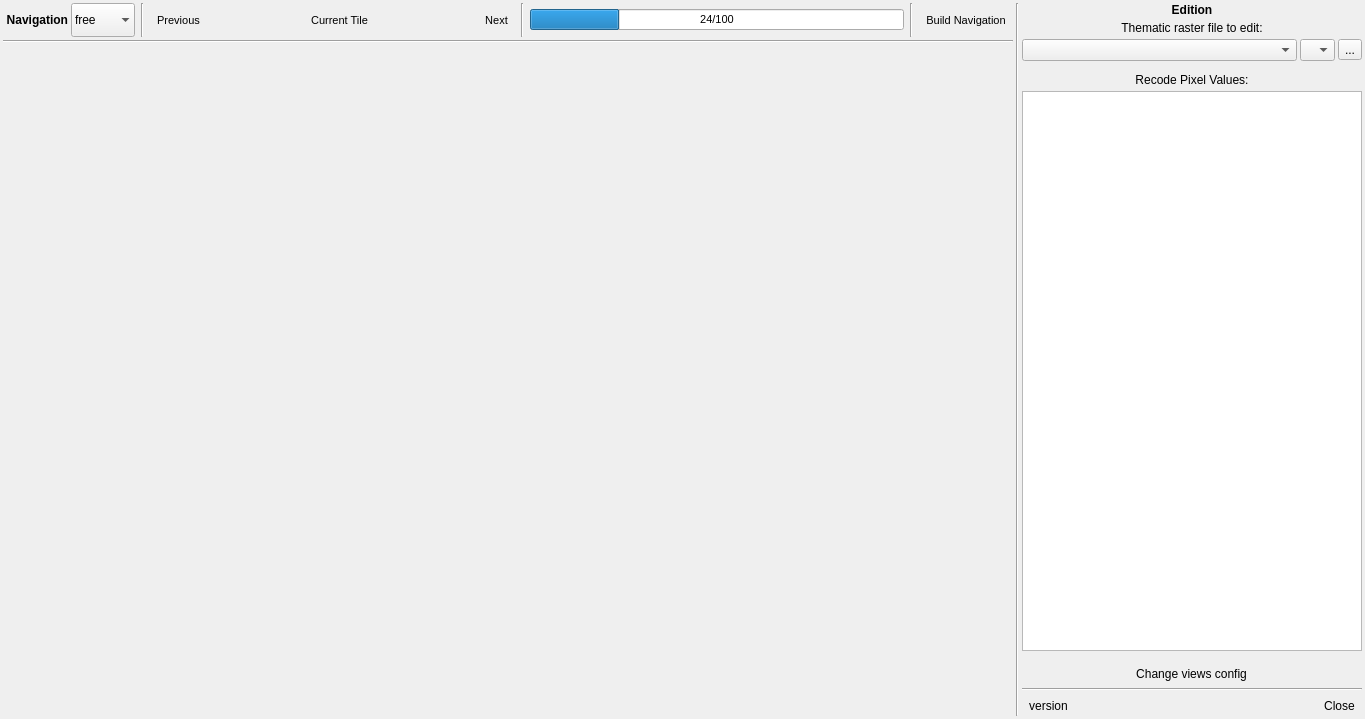
Qt form ui/main_dialog.ui (SMByC/ThRasE) before a commit.
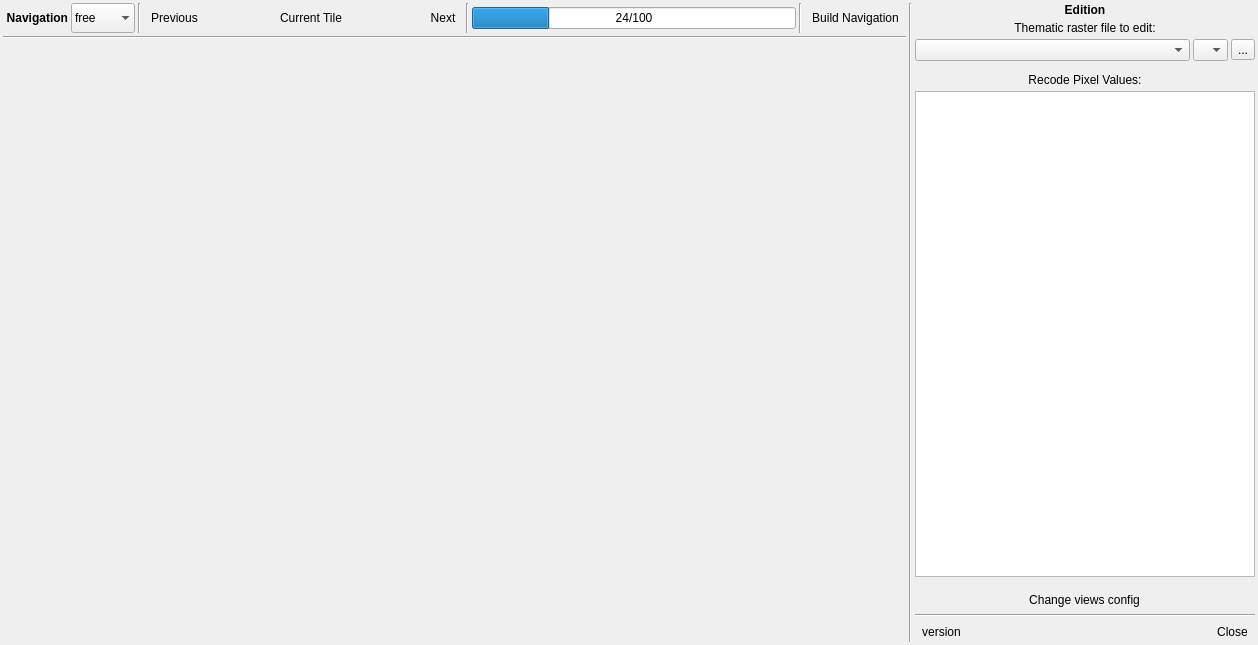
The same form after that commit. Icons and pictures are not drawn. Custom widgets are drawn as their Qt base class.

Commit message: Adjust UI in several widget size

What changed in the file:
```diff
--- a/ui/main_dialog.ui
+++ b/ui/main_dialog.ui
@@ -6,8 +6,8 @@
    <rect>
     <x>0</x>
     <y>0</y>
-    <width>1365</width>
-    <height>719</height>
+    <width>1258</width>
+    <height>645</height>
    </rect>
   </property>
   <property name="windowTitle">
@@ -163,7 +163,7 @@
               <property name="maximumSize">
                <size>
                 <width>16777215</width>
-                <height>34</height>
+                <height>30</height>
                </size>
               </property>
               <property name="styleSheet">
@@ -199,7 +199,7 @@
               <property name="maximumSize">
                <size>
                 <width>16777215</width>
-                <height>34</height>
+                <height>30</height>
                </size>
               </property>
               <layout class="QHBoxLayout" name="horizontalLayout_3">
@@ -236,22 +236,6 @@
                   <property name="bottomMargin">
                    <number>0</number>
                   </property>
-                  <item>
-                   <spacer name="horizontalSpacer_13">
-                    <property name="orientation">
-                     <enum>Qt::Horizontal</enum>
-                    </property>
-                    <property name="sizeType">
-                     <enum>QSizePolicy::Fixed</enum>
-                    </property>
-                    <property name="sizeHint" stdset="0">
-                     <size>
-                      <width>3</width>
-                      <height>20</height>
-                     </size>
-                    </property>
-                   </spacer>
-                  </item>
                   <item>
                    <widget class="QWidget" name="widget_7" native="true">
                     <layout class="QHBoxLayout" name="horizontalLayout_4">
@@ -277,29 +261,8 @@
                        </property>
                       </widget>
                      </item>
-                     <item>
-                      <spacer name="horizontalSpacer_12">
-                       <property name="orientation">
-                        <enum>Qt::Horizontal</enum>
-                       </property>
-                       <property name="sizeType">
-                        <enum>QSizePolicy::Fixed</enum>
-                       </property>
-                       <property name="sizeHint" stdset="0">
-                        <size>
-                         <width>3</width>
-                         <height>20</height>
-                        </size>
-                       </property>
-                      </spacer>
-                     </item>
                      <item>
                       <widget class="QToolButton" name="previousTile">
-                       <property name="font">
-                        <font>
-                         <pointsize>8</pointsize>
-                        </font>
-                       </property>
                        <property name="toolTip">
                         <string>Go to the previous tile</string>
                        </property>
@@ -351,11 +314,6 @@
                         </item>
                         <item>
                          <widget class="QToolButton" name="currentTile">
-                          <property name="font">
-                           <font>
-                            <pointsize>8</pointsize>
-                           </font>
-                          </property>
                           <property name="toolTip">
                            <string>Go to current tile</string>
                           </property>
@@ -399,11 +357,6 @@
                      </item>
                      <item>
                       <widget class="QToolButton" name="nextTile">
-                       <property name="font">
-                        <font>
-                         <pointsize>8</pointsize>
-                        </font>
-                       </property>
                        <property name="toolTip">
                         <string>Go to the next tile</string>
                        </property>
@@ -428,22 +381,6 @@
                     </layout>
                    </widget>
                   </item>
-                  <item>
-                   <spacer name="horizontalSpacer_2">
-                    <property name="orientation">
-                     <enum>Qt::Horizontal</enum>
-                    </property>
-                    <property name="sizeType">
-                     <enum>QSizePolicy::Fixed</enum>
-                    </property>
-                    <property name="sizeHint" stdset="0">
-                     <size>
-                      <width>3</width>
-                      <height>20</height>
-                     </size>
-                    </property>
-                   </spacer>
-                  </item>
                   <item>
                    <widget class="Line" name="line_5">
                     <property name="orientation">
@@ -451,22 +388,6 @@
                     </property>
                    </widget>
                   </item>
-                  <item>
-                   <spacer name="horizontalSpacer_3">
-                    <property name="orientation">
-                     <enum>Qt::Horizontal</enum>
-                    </property>
-                    <property name="sizeType">
-                     <enum>QSizePolicy::Fixed</enum>
-                    </property>
-                    <property name="sizeHint" stdset="0">
-                     <size>
-                      <width>3</width>
-                      <height>20</height>
-                     </size>
-                    </property>
-                   </spacer>
-                  </item>
                   <item>
                    <widget class="QProgressBar" name="QPBar_TilesNavigation">
                     <property name="sizePolicy">
@@ -475,11 +396,6 @@
                       <verstretch>0</verstretch>
                      </sizepolicy>
                     </property>
-                    <property name="font">
-                     <font>
-                      <pointsize>8</pointsize>
-                     </font>
-                    </property>
                     <property name="value">
                      <number>24</number>
                     </property>
@@ -488,22 +404,6 @@
                     </property>
                    </widget>
                   </item>
-                  <item>
-                   <spacer name="horizontalSpacer_11">
-                    <property name="orientation">
-                     <enum>Qt::Horizontal</enum>
-                    </property>
-                    <property name="sizeType">
-                     <enum>QSizePolicy::Fixed</enum>
-                    </property>
-                    <property name="sizeHint" stdset="0">
-                     <size>
-                      <width>3</width>
-                      <height>20</height>
-                     </size>
-                    </property>
-                   </spacer>
-                  </item>
                   <item>
                    <widget class="Line" name="line_6">
                     <property name="orientation">
@@ -511,32 +411,11 @@
                     </property>
                    </widget>
                   </item>
-                  <item>
-                   <spacer name="horizontalSpacer_10">
-                    <property name="orientation">
-                     <enum>Qt::Horizontal</enum>
-                    </property>
-                    <property name="sizeType">
-                     <enum>QSizePolicy::Fixed</enum>
-                    </property>
-                    <property name="sizeHint" stdset="0">
-                     <size>
-                      <width>3</width>
-                      <height>20</height>
-                     </size>
-                    </property>
-                   </spacer>
-                  </item>
                  </layout>
                 </widget>
                </item>
                <item>
                 <widget class="QToolButton" name="QPBtn_BuildNavigation">
-                 <property name="font">
-                  <font>
-                   <pointsize>8</pointsize>
-                  </font>
-                 </property>
                  <property name="text">
                   <string>Build Navigation</string>
                  </property>
```
The commit also changes 1 other file.
